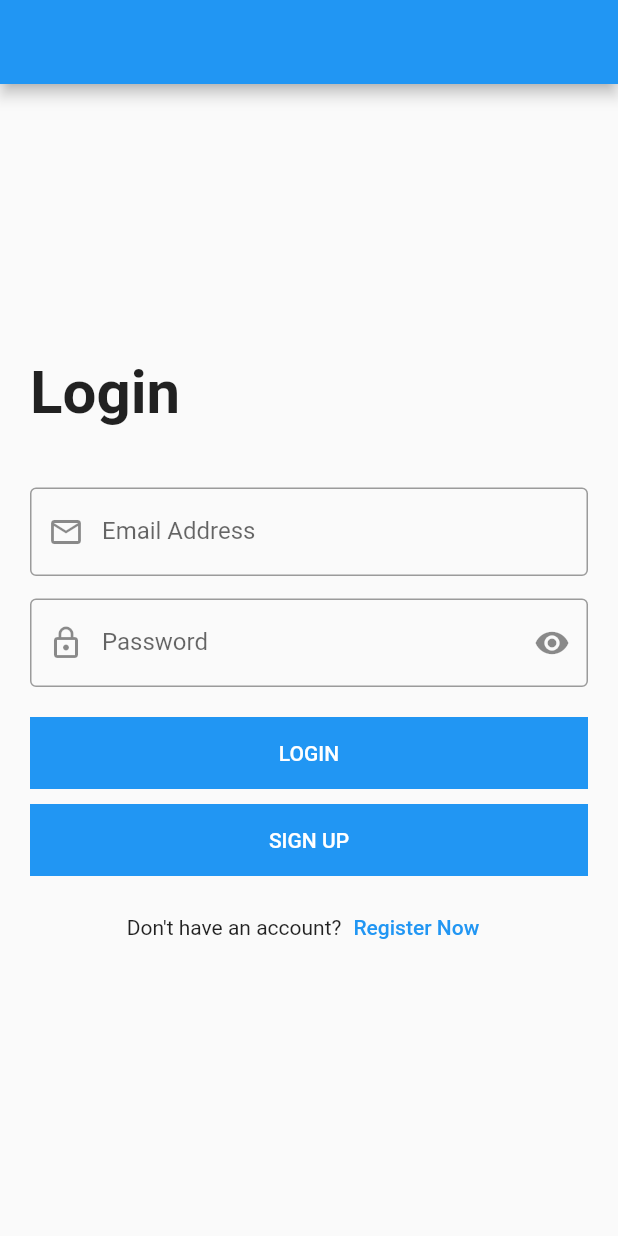
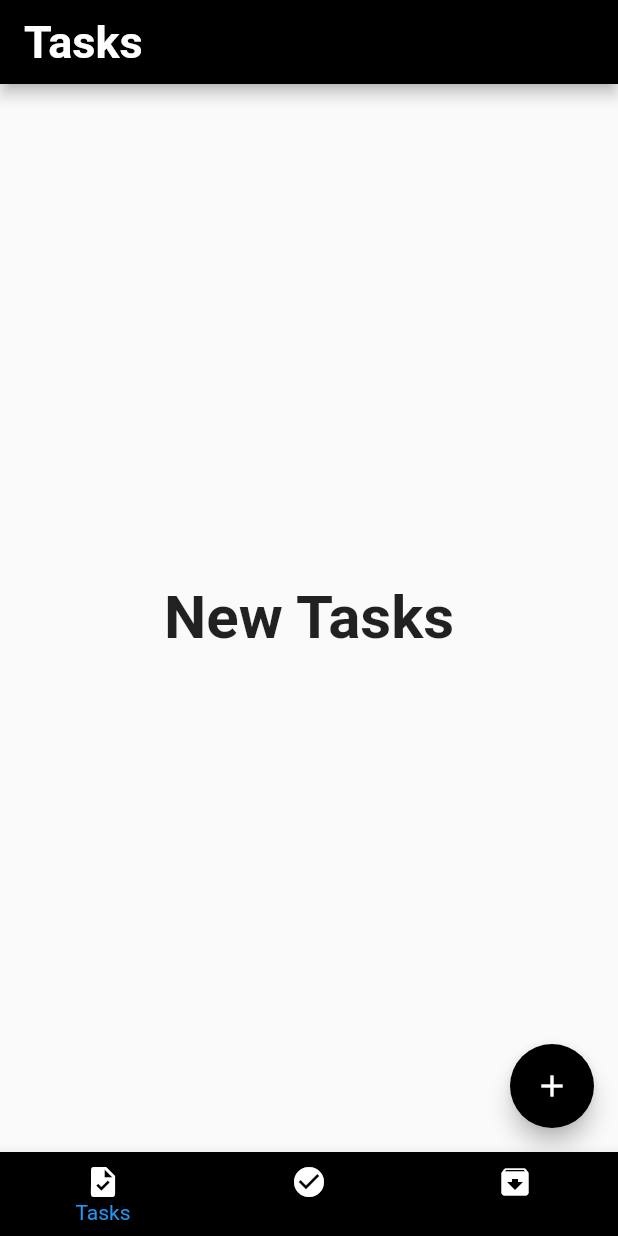
Before and after one commit to salouuum/flutter, a Flutter app: the screen it shows after launch, on a phone screen of 412 x 824 dp. Run offline on Flutter 3.47's test engine with Material 2 defaults, Android fonts, the phone set to English and light mode, and no system bars.

Commit message:
todo app

```diff
--- /dev/null
+++ b/lib/layout/to_do_home.dart
@@ -0,0 +1,97 @@
+import 'package:flutter/material.dart';
+import 'package:flutter_course/modules/archivedtasks/archivedtasks.dart';
+import 'package:flutter_course/modules/newtasks/New_Tasks.dart';
+
+import '../modules/donetasks/donetasks.dart';
+
+class ToDo_Home extends StatefulWidget {
+
+
+  @override
+  State<ToDo_Home> createState() => _ToDo_HomeState();
+}
+
+class _ToDo_HomeState extends State<ToDo_Home> {
+  int index =0;
+  List<Widget> list = [
+    NewTasks(),
+    DoneTasks(),
+    ArchivedTasks(),
+  ];
+  List<Widget> appbar = [
+    Text(
+      'Tasks',
+      style: TextStyle(
+        fontWeight: FontWeight.bold,
+        color: Colors.white,
+        fontSize: 30.0,
+      ),
+    ),
+    Text(
+      'Done',
+      style: TextStyle(
+        fontWeight: FontWeight.bold,
+        color: Colors.white,
+        fontSize: 30.0,
+      ),
+    ),
+    Text(
+      'Archived',
+      style: TextStyle(
+        fontWeight: FontWeight.bold,
+        color: Colors.white,
+        fontSize: 30.0,
+      ),
+    ),
+  ];
+  @override
+  Widget build(BuildContext context) {
+    return Scaffold(
+      appBar: AppBar(
+        backgroundColor: Colors.black,
+        title: appbar[index],
+      ),
+      floatingActionButton: FloatingActionButton(
+        onPressed: (){
+
+        },
+        child: Icon(Icons.add),
+        backgroundColor: Colors.black,
+      ),
+      body: list[index],
+      bottomNavigationBar: BottomNavigationBar(
+        backgroundColor: Colors.black,
+        currentIndex: index,
+        type: BottomNavigationBarType.fixed,
+        onTap: (currentindex){
+         setState(() {
+           index = currentindex;
+         });
+        },
+        items: [
+          BottomNavigationBarItem(
+              icon: Icon (
+                  Icons.task,
+                color: Colors.white,
+              ),
+            label:'Tasks',
+          ),
+          BottomNavigationBarItem(
+            icon: Icon (
+              Icons.check_circle,
+              color: Colors.white,
+            ),
+            label:'Done',
+          ),
+          BottomNavigationBarItem(
+            icon: Icon (
+              Icons.archive,
+              color: Colors.white,
+            ),
+            label:'Archived',
+          ),
+        ],
+      ),
+    );
+  }
+}
--- a/lib/main.dart
+++ b/lib/main.dart
@@ -1,6 +1,7 @@
 
 import 'package:flutter/material.dart';
 
+import 'layout/to_do_home.dart';
 import 'modules/login/log.dart';
 
 void main() {
@@ -12,7 +13,7 @@ class MyApp extends StatelessWidget {
   Widget build(BuildContext context) {
     return MaterialApp(
       debugShowCheckedModeBanner: false,
-      home: Login(),
+      home: ToDo_Home(),
     );
   }
 
--- /dev/null
+++ b/lib/modules/archivedtasks/archivedtasks.dart
@@ -0,0 +1,17 @@
+import 'package:flutter/cupertino.dart';
+
+class ArchivedTasks extends StatelessWidget {
+
+  @override
+  Widget build(BuildContext context) {
+    return Center(
+      child: Text(
+        'Archived Tasks',
+        style: TextStyle(
+          fontSize: 40.0,
+          fontWeight: FontWeight.bold,
+        ),
+      ),
+    );
+  }
+}
--- /dev/null
+++ b/lib/modules/donetasks/donetasks.dart
@@ -0,0 +1,17 @@
+import 'package:flutter/cupertino.dart';
+
+class DoneTasks extends StatelessWidget {
+
+  @override
+  Widget build(BuildContext context) {
+    return Center(
+      child: Text(
+        'Done Tasks',
+        style: TextStyle(
+          fontSize: 40.0,
+          fontWeight: FontWeight.bold,
+        ),
+      ),
+    );
+  }
+}
--- /dev/null
+++ b/lib/modules/newtasks/New_Tasks.dart
@@ -0,0 +1,18 @@
+import 'package:flutter/cupertino.dart';
+
+class NewTasks extends StatelessWidget {
+
+
+  @override
+  Widget build(BuildContext context) {
+    return Center(
+      child: Text(
+        'New Tasks',
+      style: TextStyle(
+        fontSize: 40.0,
+        fontWeight: FontWeight.bold,
+      ),
+      ),
+    );
+  }
+}
```
